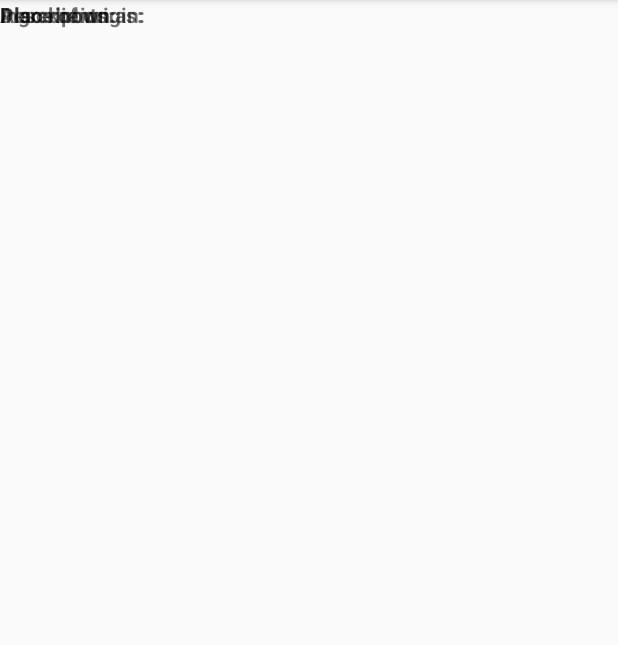
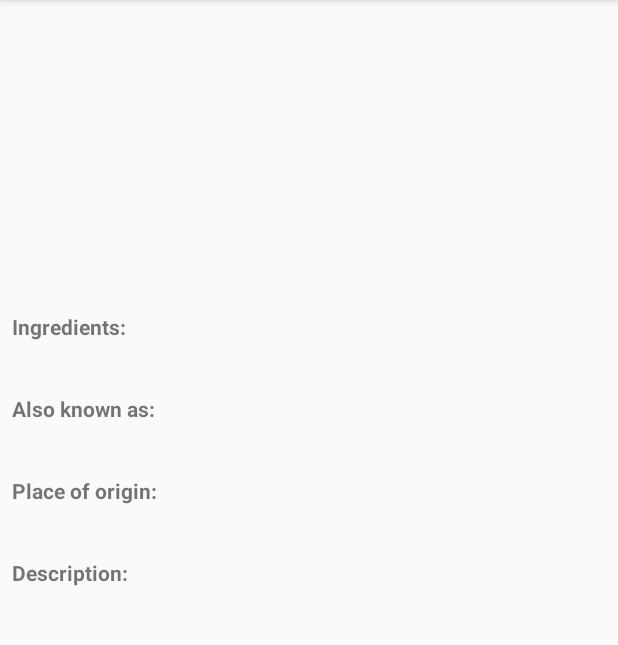
Before and after one commit to mtondolo/Sandwich-Club, an Android app: the DetailActivity screen opened directly, with no data from a screen before it, on a phone screen of 412 x 824 dp, the part 84-729 px from its top. Run offline under Robolectric (Android 15) with nearby library versions, the phone set to English and light mode, and no system bars; our stand-ins replace Picasso; 1 statement that could not run was skipped.

Commit message:
Add basic layout for activity_detail

```diff
--- a/app/src/main/res/layout/activity_detail.xml
+++ b/app/src/main/res/layout/activity_detail.xml
@@ -4,6 +4,15 @@
     android:layout_width="match_parent"
     android:layout_height="match_parent"
     tools:context="com.udacity.sandwichclub.DetailActivity">
+
+    <ScrollView
+        android:layout_width="match_parent"
+        android:layout_height="wrap_content">
+
+        <LinearLayout
+            android:layout_width="match_parent"
+            android:layout_height="wrap_content"
+            android:orientation="vertical">
 
             <ImageView
                 android:id="@+id/image_iv"
@@ -14,46 +23,58 @@
                 android:scaleType="centerCrop" />
 
             <TextView
-        android:id="@+id/origin_tv"
                 android:layout_width="wrap_content"
-        android:layout_height="wrap_content" />
+                android:layout_height="wrap_content"
+                android:layout_marginLeft="8dp"
+                android:layout_marginTop="8dp"
+                android:text="@string/detail_ingredients_label"
+                android:textStyle="bold" />
+
+            <TextView
+                android:id="@+id/ingredients_tv"
+                android:layout_width="wrap_content"
+                android:layout_height="wrap_content"
+                android:layout_margin="8dp" />
 
             <TextView
                 android:layout_width="wrap_content"
                 android:layout_height="wrap_content"
+                android:layout_marginLeft="8dp"
                 android:text="@string/detail_also_known_as_label"
                 android:textStyle="bold" />
 
             <TextView
+                android:id="@+id/also_known_tv"
                 android:layout_width="wrap_content"
                 android:layout_height="wrap_content"
-        android:text="@string/detail_ingredients_label"
-        android:textStyle="bold" />
+                android:layout_margin="8dp" />
 
             <TextView
                 android:layout_width="wrap_content"
                 android:layout_height="wrap_content"
+                android:layout_marginLeft="8dp"
                 android:text="@string/detail_place_of_origin_label"
+                android:textStyle="bold" />
+
+            <TextView
+                android:id="@+id/origin_tv"
+                android:layout_width="wrap_content"
+                android:layout_height="wrap_content"
+                android:layout_margin="8dp" />
+
+            <TextView
+                android:layout_width="wrap_content"
+                android:layout_height="wrap_content"
+                android:layout_marginLeft="8dp"
+                android:text="@string/detail_description_label"
                 android:textStyle="bold" />
 
             <TextView
                 android:id="@+id/description_tv"
                 android:layout_width="wrap_content"
-        android:layout_height="wrap_content" />
+                android:layout_height="wrap_content"
+                android:layout_margin="8dp" />
+        </LinearLayout>
+    </ScrollView>
 
-    <TextView
-        android:id="@+id/ingredients_tv"
-        android:layout_width="wrap_content"
-        android:layout_height="wrap_content" />
-
-    <TextView
-        android:id="@+id/also_known_tv"
-        android:layout_width="wrap_content"
-        android:layout_height="wrap_content" />
-
-    <TextView
-        android:layout_width="wrap_content"
-        android:layout_height="wrap_content"
-        android:text="@string/detail_description_label"
-        android:textStyle="bold" />
 </FrameLayout>
```
Lines whose indentation alone changed are shown as unchanged.
